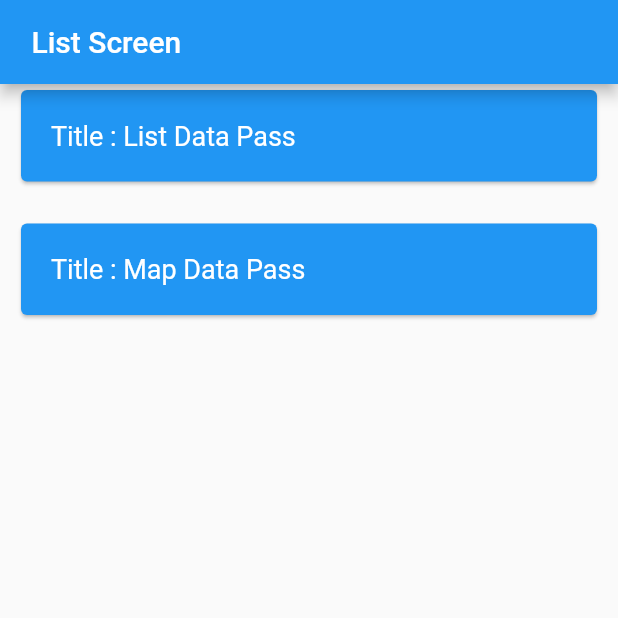
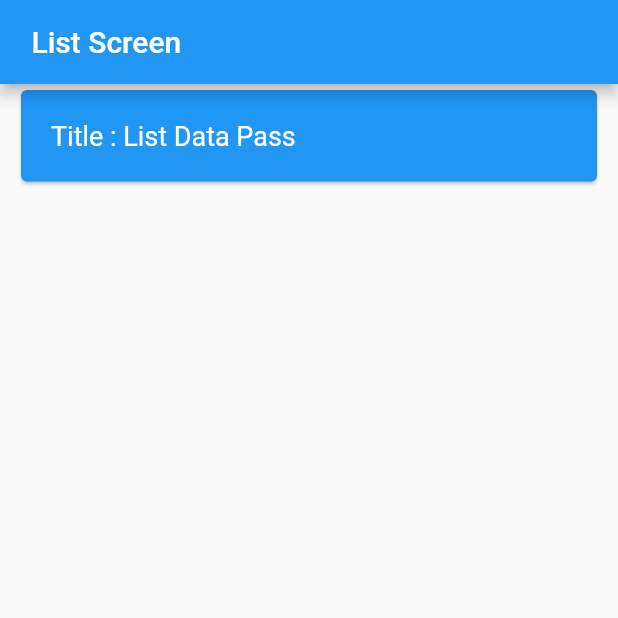
Before and after one commit to januthummar09/todo_api_project, a Flutter app: the screen it shows after launch, on a phone screen of 412 x 824 dp, the top half of it. Run offline on Flutter 3.47's test engine with Material 2 defaults, Android fonts, the phone set to English and light mode, and no system bars.

Commit message:
02-03-2022

```diff
--- a/lib/main.dart
+++ b/lib/main.dart
@@ -28,10 +28,10 @@ class _MyAppState extends State<MyApp> {
       title: "List Data Pass",
       child: const HomeScreen(),
     ),
-    Listitem(
-      title: "Map Data Pass",
-      child: const AliveScreen(),
-    ),
+    // Listitem(
+    //   title: "Map Data Pass",
+    //   child: const AliveScreen(),
+    // ),
   ];
   @override
   Widget build(BuildContext context) {
```
